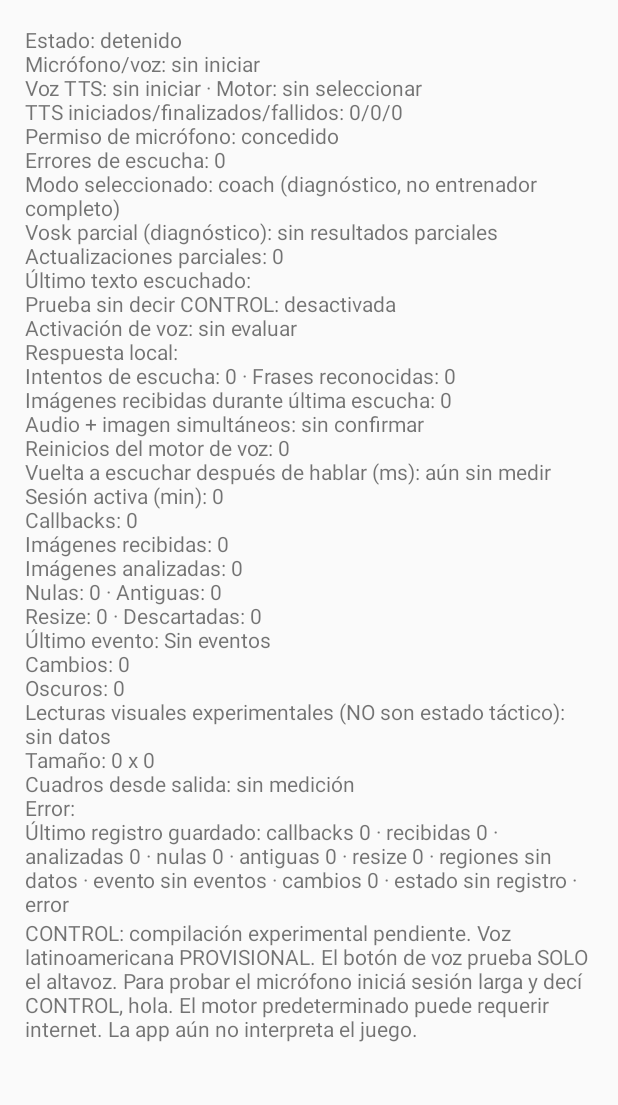
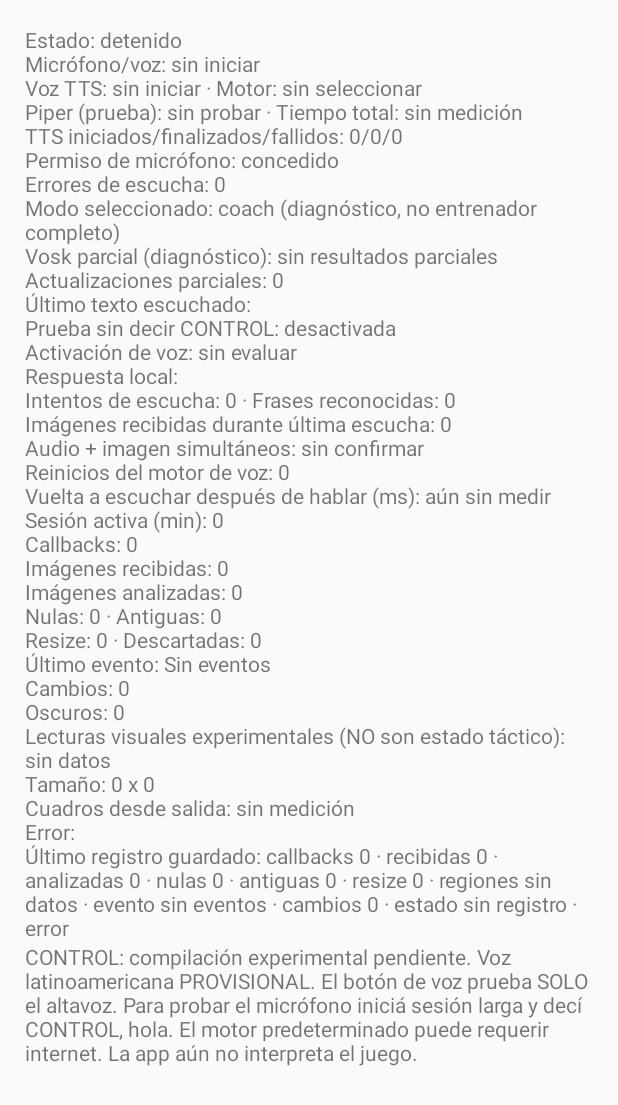
Before and after one commit to ithewolf/control-captura-prueba, an Android app: the screen it shows after launch (MainActivity), on a phone screen of 412 x 824 dp. Shown: the top 1105 px of the screen. Run offline under Robolectric (Android 15) with nearby library versions, the phone set to English and light mode, and no system bars.

Commit message:
Display real Piper status and latency to distinguish synthesis from device TTS fallback

```diff
--- a/app/src/main/java/com/iawolf/captureprobe/MainActivity.java
+++ b/app/src/main/java/com/iawolf/captureprobe/MainActivity.java
@@ -28,6 +28,7 @@ public class MainActivity extends Activity {
  private final Runnable refresh=new Runnable(){public void run(){
   label.setText("Estado: "+CaptureService.status+"\nMicrófono/voz: "+CaptureService.audioStatus+
    "\nVoz TTS: "+CaptureService.ttsStatus+" · Motor: "+CaptureService.ttsVoice+
+   "\nPiper (prueba): "+CaptureService.piperStatus+" · Tiempo total: "+(CaptureService.piperLastMs<0?"sin medición":CaptureService.piperLastMs+" ms")+
    "\nTTS iniciados/finalizados/fallidos: "+CaptureService.ttsStarted+"/"+CaptureService.ttsCompleted+"/"+CaptureService.ttsFailed+
    "\nPermiso de micrófono: "+(checkSelfPermission(Manifest.permission.RECORD_AUDIO)==PackageManager.PERMISSION_GRANTED?"concedido":"pendiente/denegado")+
    "\nErrores de escucha: "+CaptureService.speechErrors+
```
